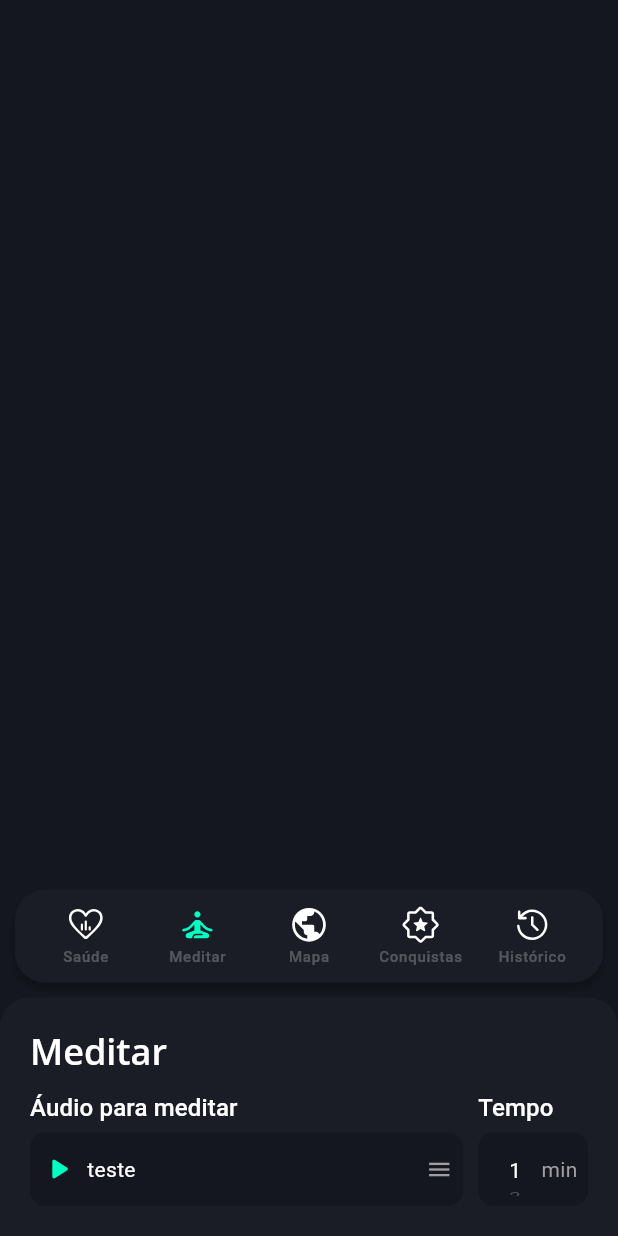
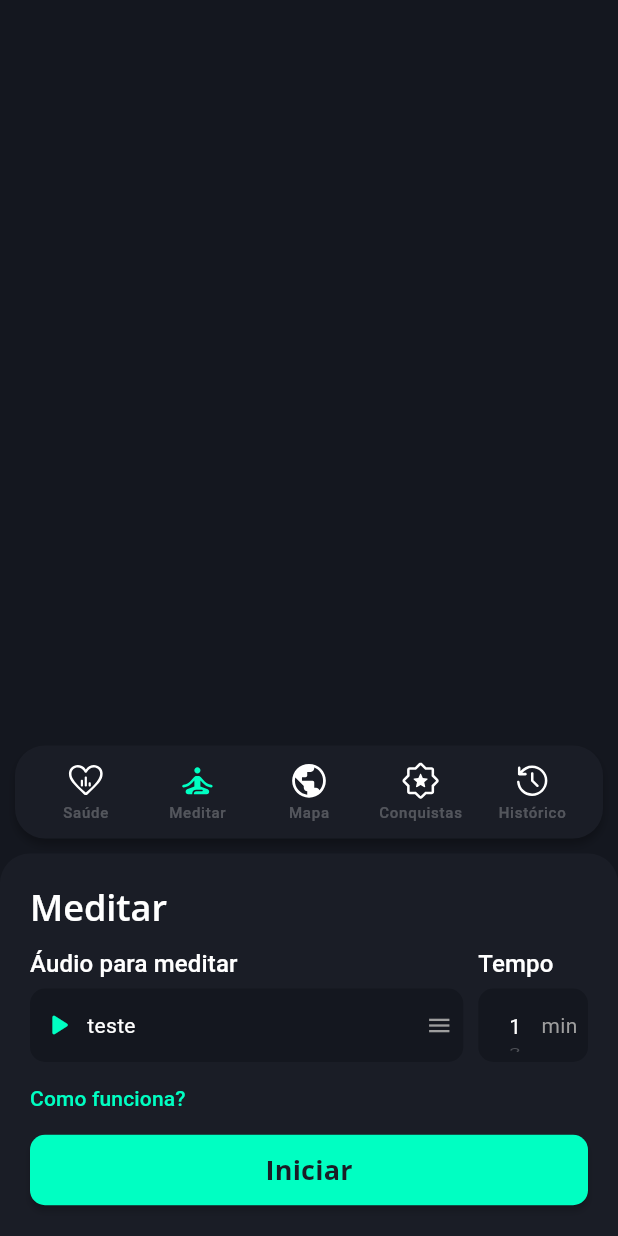
Before and after one commit to hisnaider/Bora-Caminhar, a Flutter app: the screen it shows after launch, after a tap on "Meditar", on a phone screen of 412 x 824 dp. Run offline on Flutter 3.47's test engine with Material 3 defaults, Android fonts, the phone set to English and light mode, and no system bars; our stand-ins replace flutter_svg; missing offline and left inert: dart:ffi.

Commit message:
Meditaion text constants created

```diff
--- a/lib/components/indicator_arrow.dart
+++ b/lib/components/indicator_arrow.dart
@@ -1,4 +1,4 @@
-import 'package:bora_caminhar/constant.dart';
+import 'package:bora_caminhar/constants/constant.dart';
 import 'package:flutter/material.dart';
 
 /// This class create the arrow
--- a/lib/components/person_info_modal.dart
+++ b/lib/components/person_info_modal.dart
@@ -1,7 +1,7 @@
 import 'package:bora_caminhar/components/index_indicator.dart';
 import 'package:bora_caminhar/components/indicator_arrow.dart';
 import 'package:bora_caminhar/components/primary_button.dart';
-import 'package:bora_caminhar/constant.dart';
+import 'package:bora_caminhar/constants/constant.dart';
 import 'package:flutter/material.dart';
 
 class PersonInfoModal extends StatelessWidget {
--- a/lib/components/weight_modal.dart
+++ b/lib/components/weight_modal.dart
@@ -3,7 +3,7 @@ import 'dart:ui';
 import 'package:bora_caminhar/components/index_indicator.dart';
 import 'package:bora_caminhar/components/indicator_arrow.dart';
 import 'package:bora_caminhar/components/primary_button.dart';
-import 'package:bora_caminhar/constant.dart';
+import 'package:bora_caminhar/constants/constant.dart';
 import 'package:flutter/material.dart';
 
 class WeightModal extends StatelessWidget {
--- a/lib/main.dart
+++ b/lib/main.dart
@@ -1,4 +1,4 @@
-import 'package:bora_caminhar/constant.dart';
+import 'package:bora_caminhar/constants/constant.dart';
 import 'package:bora_caminhar/screens/homepage_screen.dart';
 import 'package:flutter/material.dart';
 
@@ -22,11 +22,15 @@ class MainApp extends StatelessWidget {
           backgroundColor: Colors.transparent,
           modalElevation: 5,
         ),
+        textButtonTheme: TextButtonThemeData(
+            style: ButtonStyle(
+                padding: MaterialStateProperty.all(EdgeInsets.all(0)))),
         textTheme: TextTheme(
           bodySmall: TextStyle(
             fontFamily: "Roboto",
-            fontSize: 12,
-            fontWeight: FontWeight.w400,
+            fontSize: 15,
+            height: 1.5,
+            fontWeight: FontWeight.w300,
             color: Colors.white.withOpacity(0.5),
           ),
           titleLarge: TextStyle(
@@ -48,6 +52,12 @@ class MainApp extends StatelessWidget {
           labelLarge: TextStyle(
             fontFamily: "Roboto",
           ),
+          labelMedium: TextStyle(
+            fontFamily: "Roboto",
+            fontSize: 12,
+            fontWeight: FontWeight.w400,
+            color: Colors.white.withOpacity(0.5),
+          ),
           labelSmall: TextStyle(
             fontFamily: "Roboto",
             fontSize: 10,
--- a/lib/screens/health.dart
+++ b/lib/screens/health.dart
@@ -3,7 +3,7 @@ import 'dart:ffi';
 import 'package:bora_caminhar/components/person_info_modal.dart';
 import 'package:bora_caminhar/components/primary_button.dart';
 import 'package:bora_caminhar/components/weight_modal.dart';
-import 'package:bora_caminhar/constant.dart';
+import 'package:bora_caminhar/constants/constant.dart';
 import 'package:bora_caminhar/util/util.dart';
 import 'package:flutter/material.dart';
 import 'package:flutter_svg/flutter_svg.dart';
@@ -134,11 +134,11 @@ class _HealthDetail extends StatelessWidget {
                 ),
                 Text(
                   "$total ${info["unit"]!}",
-                  style: Theme.of(context).textTheme.bodySmall,
+                  style: Theme.of(context).textTheme.labelMedium,
                 ),
                 Text(
                   "$average ${info["unit"]!} (média)",
-                  style: Theme.of(context).textTheme.bodySmall,
+                  style: Theme.of(context).textTheme.labelMedium,
                 ),
               ],
             ),
@@ -184,15 +184,15 @@ class _PersonInformation extends StatelessWidget {
           ),
           Text(
             gender,
-            style: Theme.of(context).textTheme.bodySmall,
+            style: Theme.of(context).textTheme.labelMedium,
           ),
           Text(
             "$age Anos",
-            style: Theme.of(context).textTheme.bodySmall,
+            style: Theme.of(context).textTheme.labelMedium,
           ),
           Text(
             "$height metros",
-            style: Theme.of(context).textTheme.bodySmall,
+            style: Theme.of(context).textTheme.labelMedium,
           ),
           PrimaryButton(
             title: "Mudar info",
@@ -246,14 +246,14 @@ class _WeightInfo extends StatelessWidget {
           ),
           Text(
             "Anterior: $lastWeight",
-            style: Theme.of(context).textTheme.bodySmall,
+            style: Theme.of(context).textTheme.labelMedium,
           ),
           Row(
             crossAxisAlignment: CrossAxisAlignment.end,
             children: [
               Text(
                 "Atual: ",
-                style: Theme.of(context).textTheme.bodySmall,
+                style: Theme.of(context).textTheme.labelMedium,
               ),
               Text(
                 currentWeight.toString(),
@@ -334,7 +334,7 @@ class _BMI extends StatelessWidget {
                 bmiInfo["description"],
                 style: Theme.of(context)
                     .textTheme
-                    .bodySmall!
+                    .labelMedium!
                     .copyWith(color: bmiIndexColor[bmiInfo["index"]]),
               ),
             ],
--- a/lib/screens/homepage_screen.dart
+++ b/lib/screens/homepage_screen.dart
@@ -1,4 +1,4 @@
-import 'package:bora_caminhar/constant.dart';
+import 'package:bora_caminhar/constants/constant.dart';
 import 'package:bora_caminhar/screens/achievement.dart';
 import 'package:bora_caminhar/screens/health.dart';
 import 'package:bora_caminhar/screens/history.dart';
@@ -19,7 +19,15 @@ class _HomePageScreenState extends State<HomePageScreen> {
     return Scaffold(
       backgroundColor: Theme.of(context).colorScheme.surface,
       body: Stack(
-          children: [Positioned(bottom: 0, right: 0, left: 0, child: _Tabs())]),
+        children: [
+          Positioned(
+            bottom: 0,
+            right: 0,
+            left: 0,
+            child: _Tabs(),
+          ),
+        ],
+      ),
     );
   }
 }
@@ -66,6 +74,7 @@ class __TabsState extends State<_Tabs> {
         Visibility(
           visible: tabIndex != 2,
           child: Container(
+            width: double.infinity,
             padding: const EdgeInsets.all(10),
             decoration: BoxDecoration(
               borderRadius: BorderRadius.vertical(top: Radius.circular(20)),
--- a/lib/screens/meditation.dart
+++ b/lib/screens/meditation.dart
@@ -1,3 +1,5 @@
+import 'package:bora_caminhar/components/how_meditation_works.dart';
+import 'package:bora_caminhar/components/primary_button.dart';
 import 'package:flutter/material.dart';
 
 class MeditationWidget extends StatelessWidget {
@@ -8,7 +10,7 @@ class MeditationWidget extends StatelessWidget {
     return Padding(
       padding: const EdgeInsets.all(10),
       child: Column(
-        crossAxisAlignment: CrossAxisAlignment.stretch,
+        crossAxisAlignment: CrossAxisAlignment.start,
         children: [
           Text(
             "Meditar",
@@ -26,6 +28,27 @@ class MeditationWidget extends StatelessWidget {
               ),
               _MeditationTime()
             ],
+          ),
+          TextButton(
+              onPressed: () {
+                showModalBottomSheet(
+                  context: context,
+                  isScrollControlled: true,
+                  builder: (BuildContext context) {
+                    return const HowMeditationWorksModal();
+                  },
+                );
+              },
+              child: Text("Como funciona?")),
+          PrimaryButton(
+            title: "Iniciar",
+            centralizeTitle: true,
+            textStyle: Theme.of(context)
+                .textTheme
+                .titleMedium!
+                .copyWith(color: Theme.of(context).colorScheme.background),
+            padding: const EdgeInsets.all(10),
+            onPressed: () {},
           )
         ],
       ),
```
Also changed, not shown: lib/components/how_meditation_works.dart (added, +96 -0 lines), lib/components/modal_container.dart (added, +48 -0 lines), lib/constants/meditation_constants.dart (added, +78 -0 lines), lib/constants/constant.dart (renamed from lib/constant.dart).
